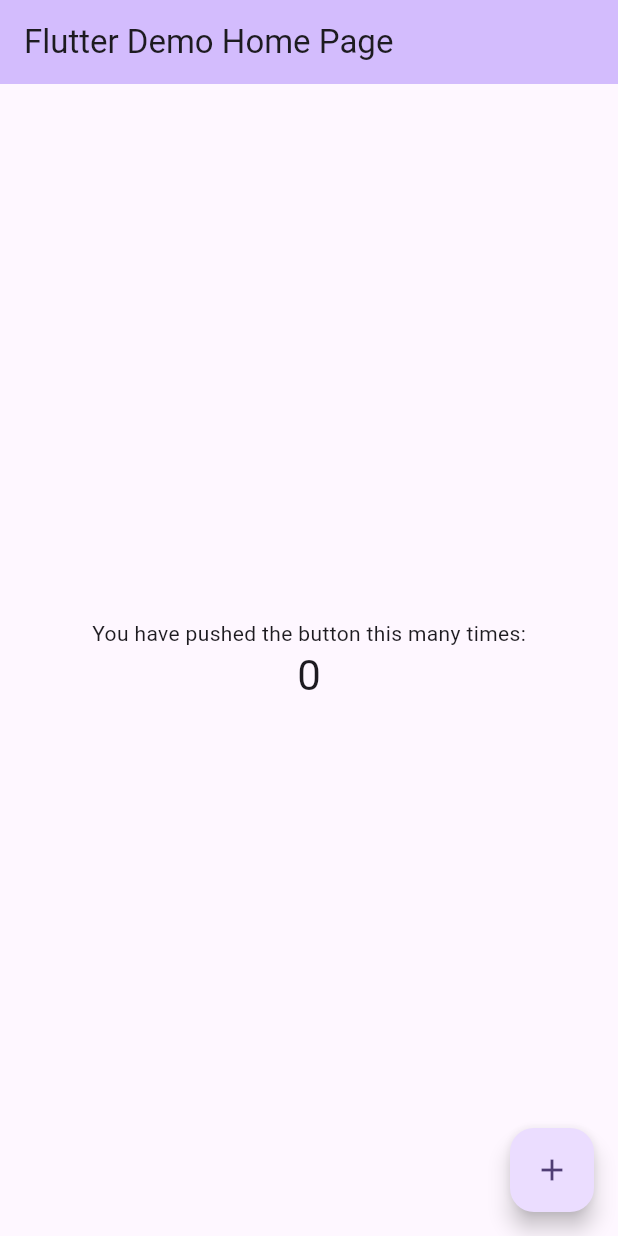
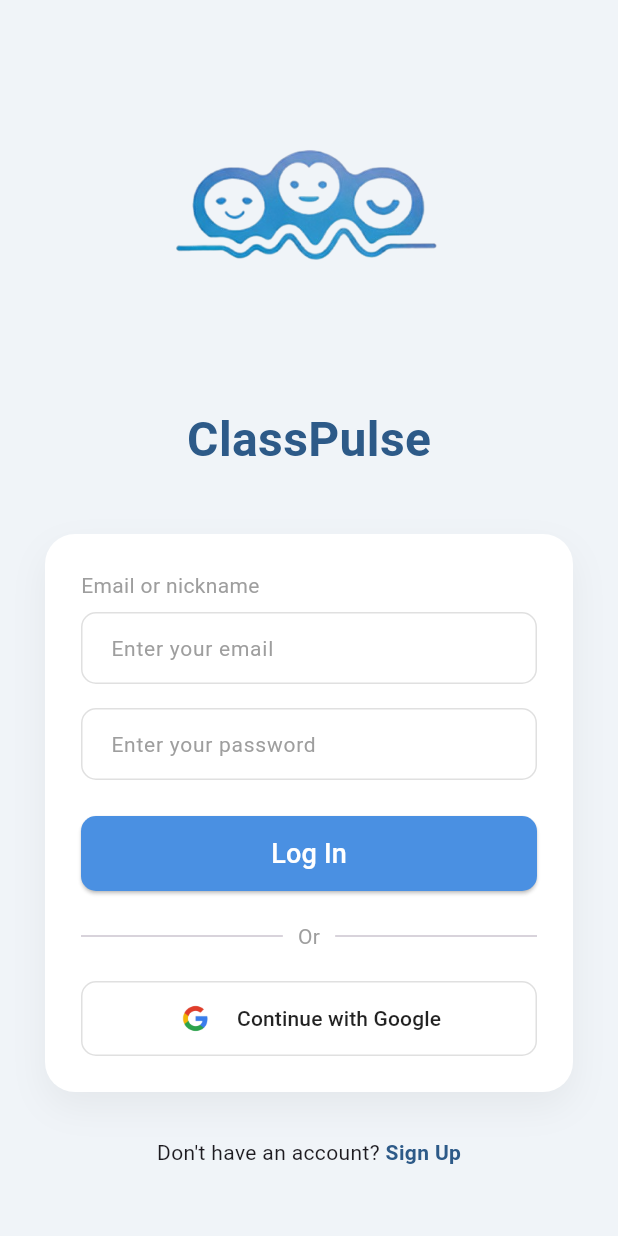
Before and after one commit to michalkk22/dailymoodapp, a Flutter app: the screen it shows after launch, on a phone screen of 412 x 824 dp. Run offline on Flutter 3.47's test engine with Material 3 defaults, Android fonts, the phone set to English and light mode, and no system bars.

Commit message:
Login page + dependence + image

```diff
--- a/lib/main.dart
+++ b/lib/main.dart
@@ -1,3 +1,4 @@
+import 'package:class_pulse/pages/login_pages.dart';
 import 'package:flutter/material.dart';
 
 void main() {
@@ -11,41 +12,18 @@ class MyApp extends StatelessWidget {
   @override
   Widget build(BuildContext context) {
     return MaterialApp(
-      title: 'Flutter Demo',
+      title: 'ClassPulse',
+      debugShowCheckedModeBanner: false,
       theme: ThemeData(
-        // This is the theme of your application.
-        //
-        // TRY THIS: Try running your application with "flutter run". You'll see
-        // the application has a purple toolbar. Then, without quitting the app,
-        // try changing the seedColor in the colorScheme below to Colors.green
-        // and then invoke "hot reload" (save your changes or press the "hot
-        // reload" button in a Flutter-supported IDE, or press "r" if you used
-        // the command line to start the app).
-        //
-        // Notice that the counter didn't reset back to zero; the application
-        // state is not lost during the reload. To reset the state, use hot
-        // restart instead.
-        //
-        // This works for code too, not just values: Most code changes can be
-        // tested with just a hot reload.
         colorScheme: .fromSeed(seedColor: Colors.deepPurple),
       ),
-      home: const MyHomePage(title: 'Flutter Demo Home Page'),
+      home: const LoginPage(),
     );
   }
 }
 
 class MyHomePage extends StatefulWidget {
   const MyHomePage({super.key, required this.title});
-
-  // This widget is the home page of your application. It is stateful, meaning
-  // that it has a State object (defined below) that contains fields that affect
-  // how it looks.
-
-  // This class is the configuration for the state. It holds the values (in this
-  // case the title) provided by the parent (in this case the App widget) and
-  // used by the build method of the State. Fields in a Widget subclass are
-  // always marked "final".
 
   final String title;
 
--- /dev/null
+++ b/lib/pages/login_pages.dart
@@ -0,0 +1,164 @@
+import 'package:flutter/material.dart';
+
+class LoginPage extends StatelessWidget {
+  const LoginPage({super.key});
+
+  @override
+  Widget build(BuildContext context) {
+    return Scaffold(
+      backgroundColor: const Color(0xFFF0F4F8),
+      body: SafeArea(
+        child: SingleChildScrollView(
+          padding: const EdgeInsets.symmetric(horizontal: 30),
+          child: Column(
+            children: [
+              const SizedBox(height: 60),
+              // ---Logo and title---
+              Image.asset('assets/logo.png', height: 200),
+              const SizedBox(height: 10),
+              const Text(
+                'ClassPulse',
+                style: TextStyle(
+                  fontSize: 32,
+                  fontWeight: FontWeight.bold,
+                  color: Color(0xFF2D5A88),
+                ),
+              ),
+              const SizedBox(height: 40),
+
+              // --- form ---
+              Container(
+                padding: const EdgeInsets.all(24),
+                decoration: BoxDecoration(
+                  color: Colors.white,
+                  borderRadius: BorderRadius.circular(20),
+                  boxShadow: [
+                    BoxShadow(
+                      color: Colors.black.withOpacity(0.05),
+                      blurRadius: 20,
+                      offset: const Offset(0, 10),
+                    ),
+                  ],
+                ),
+                child: Column(
+                  crossAxisAlignment: CrossAxisAlignment.start,
+                  children: [
+                    const Text(
+                      "Email or nickname",
+                      style: TextStyle(color: Colors.grey),
+                    ),
+                    const SizedBox(height: 8),
+                    _buildTextField("Enter your email"),
+                    const SizedBox(height: 16),
+                    _buildTextField("Enter your password", isPassword: true),
+                    const SizedBox(height: 24),
+
+                    // Bouton Login
+                    SizedBox(
+                      width: double.infinity,
+                      height: 50,
+                      child: ElevatedButton(
+                        onPressed: () {},
+                        style: ElevatedButton.styleFrom(
+                          backgroundColor: const Color(0xFF4A90E2),
+                          shape: RoundedRectangleBorder(
+                            borderRadius: BorderRadius.circular(10),
+                          ),
+                        ),
+                        child: const Text(
+                          "Log In",
+                          style: TextStyle(color: Colors.white, fontSize: 18),
+                        ),
+                      ),
+                    ),
+
+                    const SizedBox(height: 20),
+                    const Row(
+                      children: [
+                        Expanded(child: Divider()),
+                        Padding(
+                          padding: EdgeInsets.symmetric(horizontal: 10),
+                          child: Text(
+                            "Or",
+                            style: TextStyle(color: Colors.grey),
+                          ),
+                        ),
+                        Expanded(child: Divider()),
+                      ],
+                    ),
+                    const SizedBox(height: 20),
+
+                    // Google button
+                    SizedBox(
+                      width: double.infinity,
+                      height: 50,
+                      child: OutlinedButton.icon(
+                        onPressed: () {},
+                        icon: Image.asset('assets/google.png', height: 20),
+                        // logo Google
+                        label: const Text(
+                          "Continue with Google",
+                          style: TextStyle(color: Colors.black87),
+                        ),
+                        style: OutlinedButton.styleFrom(
+                          side: const BorderSide(color: Color(0xFFE0E0E0)),
+                          shape: RoundedRectangleBorder(
+                            borderRadius: BorderRadius.circular(10),
+                          ),
+                        ),
+                      ),
+                    ),
+                  ],
+                ),
+              ),
+
+              const SizedBox(height: 30),
+              // --- SIGN UP ---
+              Row(
+                mainAxisAlignment: MainAxisAlignment.center,
+                children: [
+                  const Text("Don't have an account? "),
+                  GestureDetector(
+                    onTap: () {},
+                    child: const Text(
+                      "Sign Up",
+                      style: TextStyle(
+                        color: Color(0xFF2D5A88),
+                        fontWeight: FontWeight.bold,
+                      ),
+                    ),
+                  ),
+                ],
+              ),
+              const SizedBox(height: 20),
+            ],
+          ),
+        ),
+      ),
+    );
+  }
+
+  Widget _buildTextField(String hint, {bool isPassword = false}) {
+    return TextField(
+      obscureText: isPassword,
+      decoration: InputDecoration(
+        hintText: hint,
+        hintStyle: const TextStyle(color: Colors.grey, fontSize: 14),
+        contentPadding: const EdgeInsets.symmetric(
+          horizontal: 16,
+          vertical: 12,
+        ),
+        filled: true,
+        fillColor: Colors.white,
+        enabledBorder: OutlineInputBorder(
+          borderRadius: BorderRadius.circular(10),
+          borderSide: const BorderSide(color: Color(0xFFE0E0E0)),
+        ),
+        focusedBorder: OutlineInputBorder(
+          borderRadius: BorderRadius.circular(10),
+          borderSide: const BorderSide(color: Color(0xFF4A90E2)),
+        ),
+      ),
+    );
+  }
+}
--- a/pubspec.yaml
+++ b/pubspec.yaml
@@ -25,3 +25,7 @@ dev_dependencies:
 
 flutter:
   uses-material-design: true
+
+  assets:
+    - assets/logo.png
+    - assets/google.png
```
Also changed, not shown: assets/google.png (added), assets/logo.png (added).
